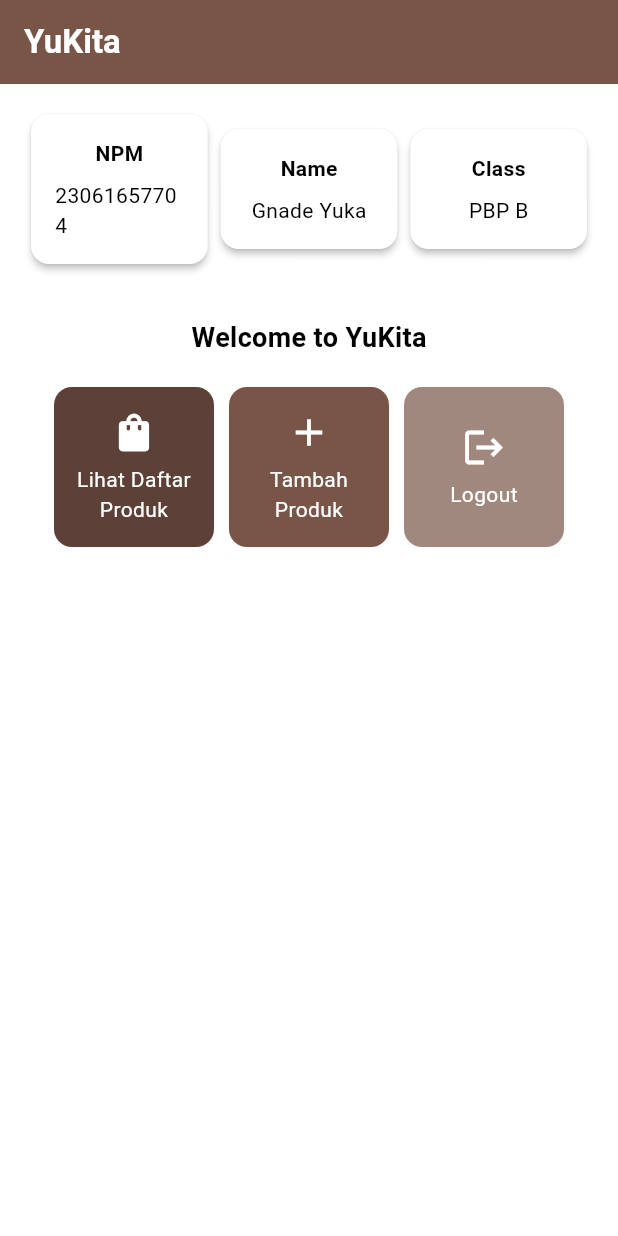
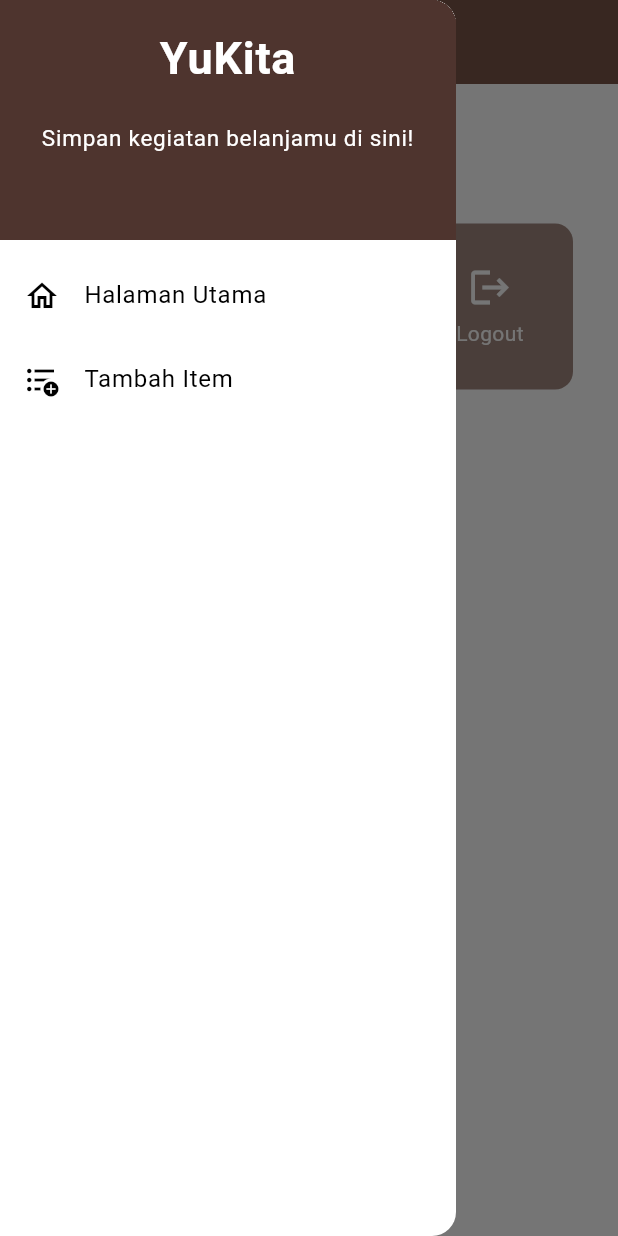
Before and after one commit to yukaagnd/yukita-mobile, a Flutter app: the screen it shows after launch, with the side drawer open (before the commit the screen has no drawer), on a phone screen of 412 x 824 dp. Run offline on Flutter 3.47's test engine with Material 3 defaults, Android fonts, the phone set to English and light mode, and no system bars.

Commit message:
done tugas

```diff
--- a/lib/main.dart
+++ b/lib/main.dart
@@ -1,5 +1,5 @@
 import 'package:flutter/material.dart';
-import 'package:yukita/menu.dart';
+import 'package:yukita/screens/menu.dart';
 
 void main() {
   runApp(const MyApp());
--- a/lib/menu.dart
+++ /dev/null
@@ -1,187 +0,0 @@
-import 'package:flutter/material.dart';
-
-class MyHomePage extends StatelessWidget {
-    MyHomePage({super.key});
-    final String npm = '23061657704'; // NPM
-    final String name = 'Gnade Yuka'; // Nama
-    final String className = 'PBP B'; // Kelas
-    final List<ItemHomepage> items = [
-      ItemHomepage("Lihat Daftar Produk", Icons.shopping_bag, Colors.brown[700]!), // Dark brown
-      ItemHomepage("Tambah Produk", Icons.add, Colors.brown[500]!),                 // Medium brown
-      ItemHomepage("Logout", Icons.logout, Colors.brown[300]!),                     // Light cream
-    ];
-
-  @override
-  Widget build(BuildContext context) {
-    // Scaffold menyediakan struktur dasar halaman dengan AppBar dan body.
-    return Scaffold(
-      // AppBar adalah bagian atas halaman yang menampilkan judul.
-      appBar: AppBar(
-        // Judul aplikasi "Mental Health Tracker" dengan teks putih dan tebal.
-        title: const Text(
-          'YuKita',
-          style: TextStyle(
-            color: Colors.white,
-            fontWeight: FontWeight.bold,
-          ),
-        ),
-        // Warna latar belakang AppBar diambil dari skema warna tema aplikasi.
-        backgroundColor: Theme.of(context).colorScheme.primary,
-      ),
-      // Body halaman dengan padding di sekelilingnya.
-      body: Padding(
-        padding: const EdgeInsets.all(16.0),
-        // Menyusun widget secara vertikal dalam sebuah kolom.
-        child: Column(
-          crossAxisAlignment: CrossAxisAlignment.center,
-          children: [
-            // Row untuk menampilkan 3 InfoCard secara horizontal.
-            Row(
-              mainAxisAlignment: MainAxisAlignment.spaceEvenly,
-              children: [
-                InfoCard(title: 'NPM', content: npm),
-                InfoCard(title: 'Name', content: name),
-                InfoCard(title: 'Class', content: className),
-              ],
-            ),
-
-            // Memberikan jarak vertikal 16 unit.
-            const SizedBox(height: 16.0),
-
-            // Menempatkan widget berikutnya di tengah halaman.
-            Center(
-              child: Column(
-                // Menyusun teks dan grid item secara vertikal.
-
-                children: [
-                  // Menampilkan teks sambutan dengan gaya tebal dan ukuran 18.
-                  const Padding(
-                    padding: EdgeInsets.only(top: 16.0),
-                    child: Text(
-                      'Welcome to YuKita',
-                      style: TextStyle(
-                        fontWeight: FontWeight.bold,
-                        fontSize: 18.0,
-                      ),
-                    ),
-                  ),
-
-                  // Grid untuk menampilkan ItemCard dalam bentuk grid 3 kolom.
-                  GridView.count(
-                    primary: true,
-                    padding: const EdgeInsets.all(20),
-                    crossAxisSpacing: 10,
-                    mainAxisSpacing: 10,
-                    crossAxisCount: 3,
-                    // Agar grid menyesuaikan tinggi kontennya.
-                    shrinkWrap: true,
-
-                    // Menampilkan ItemCard untuk setiap item dalam list items.
-                    children: items.map((ItemHomepage item) {
-                      return ItemCard(item);
-                    }).toList(),
-                  ),
-                ],
-              ),
-            ),
-          ],
-        ),
-      ),
-    );
-  }
-}
-
-class InfoCard extends StatelessWidget {
-  // Kartu informasi yang menampilkan title dan content.
-
-  final String title;  // Judul kartu.
-  final String content;  // Isi kartu.
-
-  const InfoCard({super.key, required this.title, required this.content});
-
-  @override
-  Widget build(BuildContext context) {
-    return Card(
-      // Membuat kotak kartu dengan bayangan dibawahnya.
-      elevation: 2.0,
-      child: Container(
-        // Mengatur ukuran dan jarak di dalam kartu.
-        width: MediaQuery.of(context).size.width / 3.5, // menyesuaikan dengan lebar device yang digunakan.
-        padding: const EdgeInsets.all(16.0),
-        // Menyusun title dan content secara vertikal.
-        child: Column(
-          children: [
-            Text(
-              title,
-              style: const TextStyle(fontWeight: FontWeight.bold),
-            ),
-            const SizedBox(height: 8.0),
-            Text(content),
-          ],
-        ),
-      ),
-    );
-  }
-}
-
-class ItemHomepage {
-     final String name;
-     final IconData icon;
-     final Color color;
-
-     ItemHomepage(this.name, this.icon, this.color);
-}
-
-class ItemCard extends StatelessWidget {
-  // Menampilkan kartu dengan ikon dan nama.
-
-  final ItemHomepage item;
-
-  const ItemCard(this.item, {super.key});
-
-  @override
-  Widget build(BuildContext context) {
-    return Material(
-      // Menentukan warna latar belakang dari tema aplikasi.
-      color: item.color,
-      // Membuat sudut kartu melengkung.
-      borderRadius: BorderRadius.circular(12),
-
-      child: InkWell(
-        // Aksi ketika kartu ditekan.
-        onTap: () {
-          // Menampilkan pesan SnackBar saat kartu ditekan.
-          ScaffoldMessenger.of(context)
-            ..hideCurrentSnackBar()
-            ..showSnackBar(
-              SnackBar(content: Text("Kamu telah menekan tombol ${item.name}!"))
-            );
-        },
-        // Container untuk menyimpan Icon dan Text
-        child: Container(
-          padding: const EdgeInsets.all(8),
-          child: Center(
-            child: Column(
-              // Menyusun ikon dan teks di tengah kartu.
-              mainAxisAlignment: MainAxisAlignment.center,
-              children: [
-                Icon(
-                  item.icon,
-                  color: Colors.white,
-                  size: 30.0,
-                ),
-                const Padding(padding: EdgeInsets.all(3)),
-                Text(
-                  item.name,
-                  textAlign: TextAlign.center,
-                  style: const TextStyle(color: Colors.white),
-                ),
-              ],
-            ),
-          ),
-        ),
-      ),
-    );
-  }
-
-}
--- /dev/null
+++ b/lib/screens/menu.dart
@@ -0,0 +1,75 @@
+import 'package:flutter/material.dart';
+import 'package:yukita/widgets/item_card.dart';
+import 'package:yukita/widgets/left_drawer.dart';
+
+class MyHomePage extends StatelessWidget {
+    MyHomePage({super.key});
+
+    final String npm = '23061657704'; // NPM
+    final String name = 'Gnade Yuka'; // Nama
+    final String className = 'PBP B'; // Kelas
+
+    final List<ItemHomepage> items = [
+      ItemHomepage("Lihat Daftar Produk", Icons.shopping_bag, Colors.brown[700]!), // Dark brown
+      ItemHomepage("Tambah Produk", Icons.add, Colors.brown[500]!),                 // Medium brown
+      ItemHomepage("Logout", Icons.logout, Colors.brown[300]!),                     // Light cream
+    ];
+
+  @override
+  Widget build(BuildContext context) {
+    // Scaffold menyediakan struktur dasar halaman dengan AppBar dan body.
+    return Scaffold(
+      // AppBar adalah bagian atas halaman yang menampilkan judul.
+      appBar: AppBar(
+        // Judul aplikasi "Mental Health Tracker" dengan teks putih dan tebal.
+        title: const Text(
+          'YuKita',
+          style: TextStyle(
+            color: Colors.white,
+            fontWeight: FontWeight.bold,
+          ),
+        ),
+        // Warna latar belakang AppBar diambil dari skema warna tema aplikasi.
+        backgroundColor: Theme.of(context).colorScheme.primary,
+        // Mengganti warna icon drawer menjadi putih
+        iconTheme: const IconThemeData(color: Colors.white),
+      ),
+      // Body halaman dengan padding di sekelilingnya.
+      drawer: const LeftDrawer(),
+      body: SingleChildScrollView(
+        child: Padding(
+          padding: const EdgeInsets.all(10.0),
+          child: Column(
+            children: <Widget>[
+              const Padding(
+                padding: EdgeInsets.only(top: 10.0, bottom: 10.0),
+                child: Text(
+                  "YuKita",
+                  textAlign: TextAlign.center,
+                  style: TextStyle(
+                    fontSize: 30,
+                    fontWeight: FontWeight.bold,
+                  ),
+                ),
+              ),
+              GridView.count(
+                primary: true,
+                // padding
+                padding: const EdgeInsets.all(20),
+                // gap
+                crossAxisSpacing: 10,
+                mainAxisSpacing: 10,
+                // count
+                crossAxisCount: 3,
+                shrinkWrap: true,
+                children: items.map((ItemHomepage item) {
+                  return ItemCard(item);
+                }).toList(),
+              ),
+            ],
+          ),
+        ),
+      ),
+    );
+  }
+}
--- /dev/null
+++ b/lib/widgets/item_card.dart
@@ -0,0 +1,67 @@
+import 'package:flutter/material.dart';
+import 'package:yukita/screens/items_form.dart';
+
+class ItemHomepage {
+     final String name;
+     final IconData icon;
+     final Color color;
+
+     ItemHomepage(this.name, this.icon, this.color);
+}
+
+class ItemCard extends StatelessWidget {
+  // Menampilkan kartu dengan ikon dan nama.
+
+  final ItemHomepage item;
+
+  const ItemCard(this.item, {super.key});
+
+  @override
+  Widget build(BuildContext context) {
+    return Material(
+      // Menentukan warna latar belakang dari tema aplikasi.
+      color: item.color,
+      // Membuat sudut kartu melengkung.
+      borderRadius: BorderRadius.circular(12),
+      child: InkWell(
+        // Aksi ketika kartu ditekan.
+        onTap: () {
+          // Menampilkan pesan SnackBar saat kartu ditekan.
+          ScaffoldMessenger.of(context)
+            ..hideCurrentSnackBar()
+            ..showSnackBar(
+              SnackBar(content: Text("Kamu telah menekan tombol ${item.name}!"))
+            );
+          if (item.name == "Add Item") {
+            Navigator.pushReplacement(context,
+                MaterialPageRoute(builder: (context) => const ItemFormPage()));
+          }
+        },
+        // Container untuk menyimpan Icon dan Text
+        child: Container(
+          padding: const EdgeInsets.all(8),
+          child: Center(
+            child: Column(
+              // Menyusun ikon dan teks di tengah kartu.
+              mainAxisAlignment: MainAxisAlignment.center,
+              children: [
+                Icon(
+                  item.icon,
+                  color: Colors.white,
+                  size: 30.0,
+                ),
+                const Padding(padding: EdgeInsets.all(3)),
+                Text(
+                  item.name,
+                  textAlign: TextAlign.center,
+                  style: const TextStyle(color: Colors.white),
+                ),
+              ],
+            ),
+          ),
+        ),
+      ),
+    );
+  }
+
+}
--- /dev/null
+++ b/lib/widgets/left_drawer.dart
@@ -0,0 +1,59 @@
+import 'package:flutter/material.dart';
+import 'package:yukita/screens/items_form.dart';
+import 'package:yukita/screens/menu.dart';
+
+class LeftDrawer extends StatelessWidget {
+  const LeftDrawer({super.key});
+
+  @override
+  Widget build(BuildContext context) {
+    return Drawer(
+      child: ListView(
+        children: [
+          const DrawerHeader(
+              decoration: BoxDecoration(
+                color: Color(0xFF4E342E),
+              ),
+              child: Column(children: [
+                Text(
+                  'YuKita',
+                  textAlign: TextAlign.center,
+                  style: TextStyle(
+                    fontSize: 30,
+                    fontWeight: FontWeight.bold,
+                    color: Colors.white,
+                  ),
+                ),
+                Padding(padding: EdgeInsets.all(10)),
+                Text("Simpan kegiatan belanjamu di sini!",
+                    textAlign: TextAlign.center,
+                    style: TextStyle(
+                      fontSize: 15,
+                      color: Colors.white,
+                    ))
+              ])),
+          ListTile(
+              leading: const Icon(Icons.home_outlined),
+              title: const Text("Halaman Utama"),
+              onTap: () {
+                Navigator.pushReplacement(
+                    context,
+                    MaterialPageRoute(
+                      builder: (context) => MyHomePage(),
+                    ));
+              }),
+          ListTile(
+              leading: const Icon(Icons.format_list_bulleted_add),
+              title: const Text("Tambah Item"),
+              onTap: () {
+                Navigator.pushReplacement(
+                    context,
+                    MaterialPageRoute(
+                      builder: (context) => const ItemFormPage(),
+                    ));
+              })
+        ],
+      ),
+    );
+  }
+}
```
Also changed, not shown: lib/screens/items_form.dart (added, +147 -0 lines), 1 other file.
